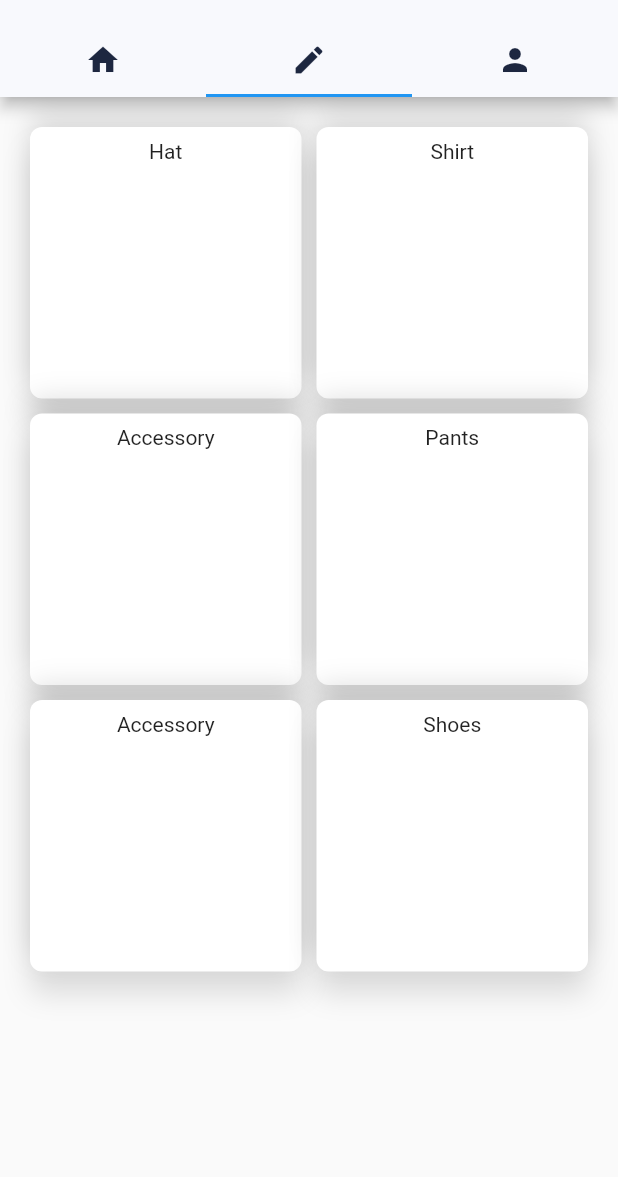
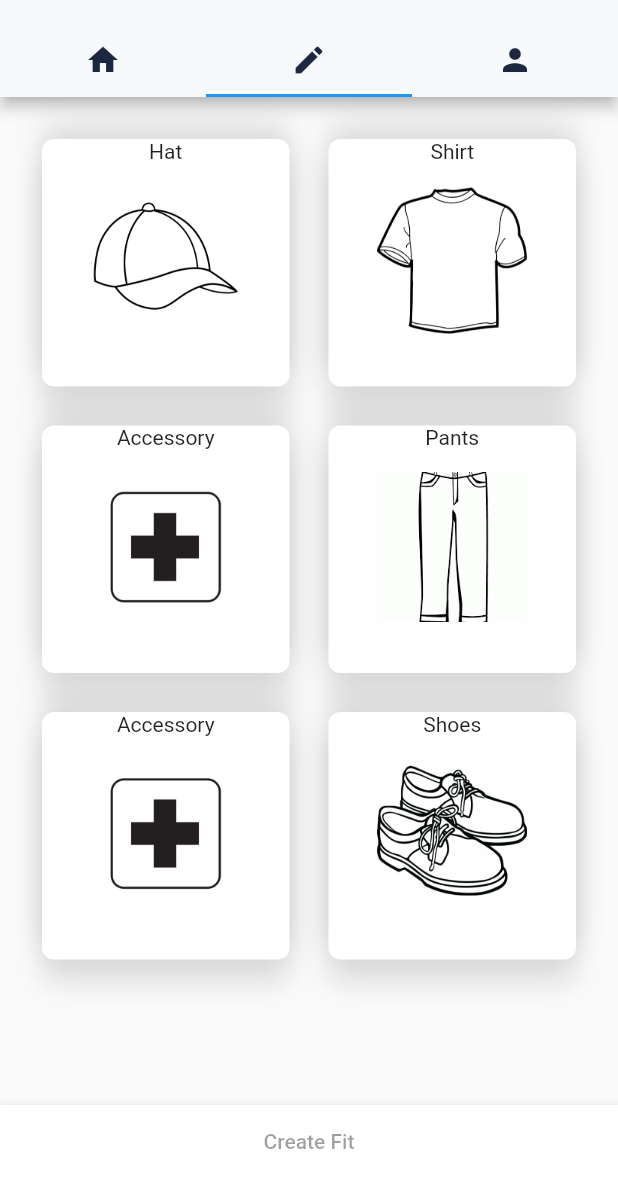
Before and after one commit to Kaelinator/clothes_picker, a Flutter app: the screen it shows once a user with an empty profile is signed in, tab 2 chosen, on a phone screen of 412 x 824 dp, the part 59-1236 px from its top. Run offline on Flutter 3.47's test engine with Material 2 defaults, Android fonts, the phone set to English and light mode, and no system bars; our stand-ins replace carousel_slider, cloud_firestore, firebase_auth, firebase_storage, flutter_screenutil, image_picker; accounts and stored records are empty.

Commit message:
Added create fit button

```diff
--- a/lib/screens/tabs/createfit.dart
+++ b/lib/screens/tabs/createfit.dart
@@ -6,13 +6,17 @@ class FitCreaterView extends StatelessWidget {
   Widget _clothSlot(String title, ImageProvider<dynamic> img){
     return Container(
       padding: const EdgeInsets.all(8),
-
+      child: InkWell(
+        onTap: () => print("Pressed: " + title),
         child: Container(
           child: Center(
             child: Column(
               children: <Widget>[
                 Text(title),
+                SizedBox(height: 15),
                 Container(
+                  width: 100,
+                  height: 100,
                   decoration: BoxDecoration(
                     image: DecorationImage(
                       image: img,
@@ -23,8 +27,6 @@ class FitCreaterView extends StatelessWidget {
               ],
             ),
           ),
-      ),
-
         decoration: BoxDecoration(
           color: Colors.white,
           borderRadius: BorderRadius.circular(8.0),
@@ -40,34 +42,37 @@ class FitCreaterView extends StatelessWidget {
               blurRadius: 15.0
             ),
           ],
+        ),
+      )
     )
   );
 }
 
   @override
   Widget build(BuildContext context) {
-    return Container(
-      child: CustomScrollView(
+    return Scaffold(
+      body: Container(
+        child: GridView.count(
           primary: false,
-        slivers: <Widget>[
-          SliverPadding(
           padding: const EdgeInsets.all(20),
-            sliver: SliverGrid.count(
           crossAxisSpacing: 10,
           mainAxisSpacing: 10,
           crossAxisCount: 2,
           children: <Widget>[
             _clothSlot("Hat", AssetImage('assets/baseball_default.png')),
-                _clothSlot("Shirt",AssetImage('assets/shirt_default.jpg') ),
-                _clothSlot("Accessory",AssetImage('assets/add.jpg') ),
+            _clothSlot("Shirt", AssetImage('assets/shirt_default.jpg')),
+            _clothSlot("Accessory", AssetImage('assets/add.png')),
             _clothSlot("Pants", AssetImage('assets/pants_default.png')),
-                _clothSlot("Accessory",AssetImage('assets/add.jpg') ),
-                _clothSlot("Shoes",AssetImage('assets/shoes_default.png') ),
+            _clothSlot("Accessory", AssetImage('assets/add.png')),
+            _clothSlot("Shoes", AssetImage('assets/shoes_default.png')),
           ],
+        )
+      ),
+      bottomNavigationBar: BottomAppBar(
+        child: FlatButton(
+          child: Text("Create Fit"),
         ),
       ),
-        ],
-      )
     );
   }
 }
```
Also changed, not shown: assets/add.jpg (deleted), assets/add.png (added), assets/baseball_default.png, assets/shoes_default.png. Lines whose indentation alone changed are shown as unchanged.
